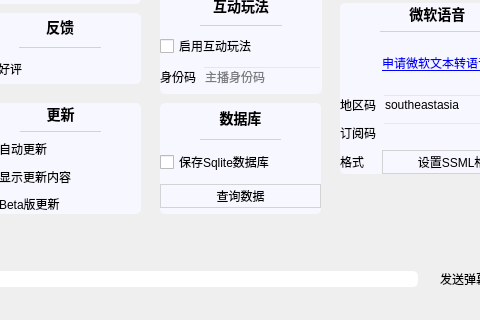
This is mainwindow/mainwindow.ui in iwxyi/Bilibili-MagicalDanmaku as Qt 5 draws it before an edit; both pictures show x 275 to 755 and y 1048 to 1368 of the 840 by 1368 pixel window. The edited form follows.
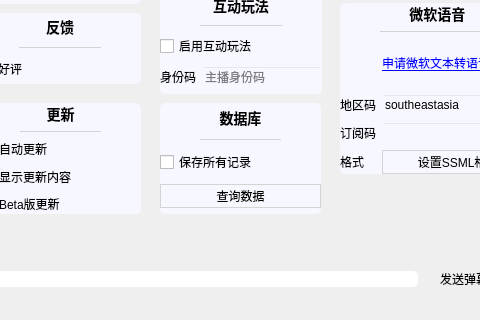
This is the edited form. Icons and pictures are not drawn. Custom widgets are drawn as their Qt base class.

Commit message: 添加数据库查询

```diff
--- a/mainwindow/mainwindow.ui
+++ b/mainwindow/mainwindow.ui
@@ -6340,7 +6340,7 @@
                 <string>自动下载与安装新版安装包</string>
                </property>
                <property name="text">
-                <string>保存Sqlite数据库</string>
+                <string>保存所有记录</string>
                </property>
               </widget>
              </item>
```
Left out of the diff: 23 changed lines with no effect on the pictures. The commit also changes 10 other files.
